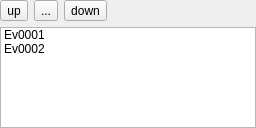
Old version of the form src/StarRPGEditor/StarRPGEditor/map_event_list_view.ui in the repository wasedaigo/star-rpg-editor.
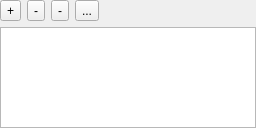
New version of the form. Icons and pictures are not drawn.

```diff
--- a/src/StarRPGEditor/StarRPGEditor/map_event_list_view.ui
+++ b/src/StarRPGEditor/StarRPGEditor/map_event_list_view.ui
@@ -40,10 +40,27 @@
    </property>
    <item>
     <layout class="QHBoxLayout" name="eventListToolPanel">
+     <item>
+      <widget class="QToolButton" name="toolButton">
+       <property name="text">
+        <string>+</string>
+       </property>
+       <property name="checkable">
+        <bool>true</bool>
+       </property>
+      </widget>
+     </item>
+     <item>
+      <widget class="QToolButton" name="toolButton_3">
+       <property name="text">
+        <string>-</string>
+       </property>
+      </widget>
+     </item>
      <item>
       <widget class="QToolButton" name="toolButton_2">
        <property name="text">
-        <string>up</string>
+        <string>-</string>
        </property>
        <property name="icon">
         <iconset resource="main.qrc">
@@ -61,21 +78,7 @@
        </property>
        <property name="icon">
         <iconset resource="main.qrc">
-         <normaloff>:/main/res/icon/four_blocks.xpm</normaloff>:/main/res/icon/four_blocks.xpm</iconset>
-       </property>
-       <property name="checkable">
-        <bool>true</bool>
-       </property>
-      </widget>
-     </item>
-     <item>
-      <widget class="QToolButton" name="toolButton">
-       <property name="text">
-        <string>down</string>
-       </property>
-       <property name="icon">
-        <iconset resource="main.qrc">
-         <normaloff>:/main/res/icon/rect.xpm</normaloff>:/main/res/icon/rect.xpm</iconset>
+         <normaloff>:/main/res/icon/paste.xpm</normaloff>:/main/res/icon/paste.xpm</iconset>
        </property>
        <property name="checkable">
         <bool>true</bool>
@@ -111,16 +114,6 @@
        <height>16777215</height>
       </size>
      </property>
-     <item>
-      <property name="text">
-       <string>Ev0001</string>
-      </property>
-     </item>
-     <item>
-      <property name="text">
-       <string>Ev0002</string>
-      </property>
-     </item>
     </widget>
    </item>
   </layout>
```
Left out of the diff: 2 changed lines with no effect on the pictures.
